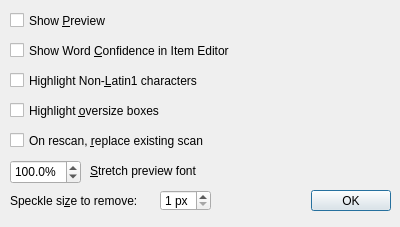
The window that qt/data/OutputSettingsDialog.ui (DonnKey/gImageReader) describes before a commit, drawn with Qt 5.
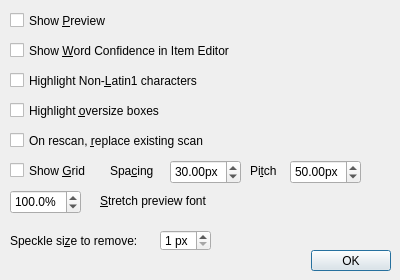
The same window after the commit.

Commit message: Grid as editing/preview overlay.

Patch:
```diff
--- a/qt/data/OutputSettingsDialog.ui
+++ b/qt/data/OutputSettingsDialog.ui
@@ -7,7 +7,7 @@
     <x>0</x>
     <y>0</y>
     <width>400</width>
-    <height>227</height>
+    <height>280</height>
    </rect>
   </property>
   <property name="windowTitle">
@@ -17,7 +17,7 @@
    <property name="geometry">
     <rect>
      <x>270</x>
-     <y>190</y>
+     <y>250</y>
      <width>121</width>
      <height>21</height>
     </rect>
@@ -42,7 +42,7 @@
     </rect>
    </property>
    <property name="text">
-    <string>Show Word &amp;Confidence in Item Editor</string>
+    <string>Show &amp;Word Confidence in Item Editor</string>
    </property>
   </widget>
   <widget class="QCheckBox" name="checkBox_Preview">
@@ -94,7 +94,7 @@
    <property name="geometry">
     <rect>
      <x>10</x>
-     <y>160</y>
+     <y>190</y>
      <width>71</width>
      <height>24</height>
     </rect>
@@ -118,8 +118,8 @@
   <widget class="QLabel" name="label">
    <property name="geometry">
     <rect>
-     <x>90</x>
-     <y>160</y>
+     <x>100</x>
+     <y>190</y>
      <width>201</width>
      <height>21</height>
     </rect>
@@ -151,7 +151,7 @@
    <property name="geometry">
     <rect>
      <x>160</x>
-     <y>190</y>
+     <y>230</y>
      <width>51</width>
      <height>21</height>
     </rect>
@@ -167,7 +167,7 @@
    <property name="geometry">
     <rect>
      <x>10</x>
-     <y>190</y>
+     <y>230</y>
      <width>151</width>
      <height>21</height>
     </rect>
@@ -179,6 +179,101 @@
     <cstring>spinBox_speckleSize</cstring>
    </property>
   </widget>
+  <widget class="QCheckBox" name="checkBox_Grid">
+   <property name="geometry">
+    <rect>
+     <x>10</x>
+     <y>160</y>
+     <width>85</width>
+     <height>21</height>
+    </rect>
+   </property>
+   <property name="text">
+    <string>Show &amp;Grid</string>
+   </property>
+  </widget>
+  <widget class="QDoubleSpinBox" name="doubleSpinBox_Spacing">
+   <property name="geometry">
+    <rect>
+     <x>170</x>
+     <y>160</y>
+     <width>71</width>
+     <height>24</height>
+    </rect>
+   </property>
+   <property name="suffix">
+    <string>px</string>
+   </property>
+   <property name="decimals">
+    <number>2</number>
+   </property>
+   <property name="maximum">
+    <double>500.000000000000000</double>
+   </property>
+   <property name="singleStep">
+    <double>0.010000000000000</double>
+   </property>
+   <property name="value">
+    <double>30.000000000000000</double>
+   </property>
+  </widget>
+  <widget class="QDoubleSpinBox" name="doubleSpinBox_Pitch">
+   <property name="geometry">
+    <rect>
+     <x>290</x>
+     <y>160</y>
+     <width>71</width>
+     <height>24</height>
+    </rect>
+   </property>
+   <property name="suffix">
+    <string>px</string>
+   </property>
+   <property name="decimals">
+    <number>2</number>
+   </property>
+   <property name="maximum">
+    <double>500.000000000000000</double>
+   </property>
+   <property name="singleStep">
+    <double>0.010000000000000</double>
+   </property>
+   <property name="value">
+    <double>50.000000000000000</double>
+   </property>
+  </widget>
+  <widget class="QLabel" name="label_3">
+   <property name="geometry">
+    <rect>
+     <x>110</x>
+     <y>160</y>
+     <width>59</width>
+     <height>21</height>
+    </rect>
+   </property>
+   <property name="text">
+    <string>Spa&amp;cing</string>
+   </property>
+   <property name="buddy">
+    <cstring>doubleSpinBox_Spacing</cstring>
+   </property>
+  </widget>
+  <widget class="QLabel" name="label_4">
+   <property name="geometry">
+    <rect>
+     <x>250</x>
+     <y>160</y>
+     <width>59</width>
+     <height>21</height>
+    </rect>
+   </property>
+   <property name="text">
+    <string>Pi&amp;tch</string>
+   </property>
+   <property name="buddy">
+    <cstring>doubleSpinBox_Pitch</cstring>
+   </property>
+  </widget>
  </widget>
  <tabstops>
   <tabstop>checkBox_Preview</tabstop>
```
Left out of the diff: 6 changed lines with no effect on the pictures. The commit also changes 7 other files.
